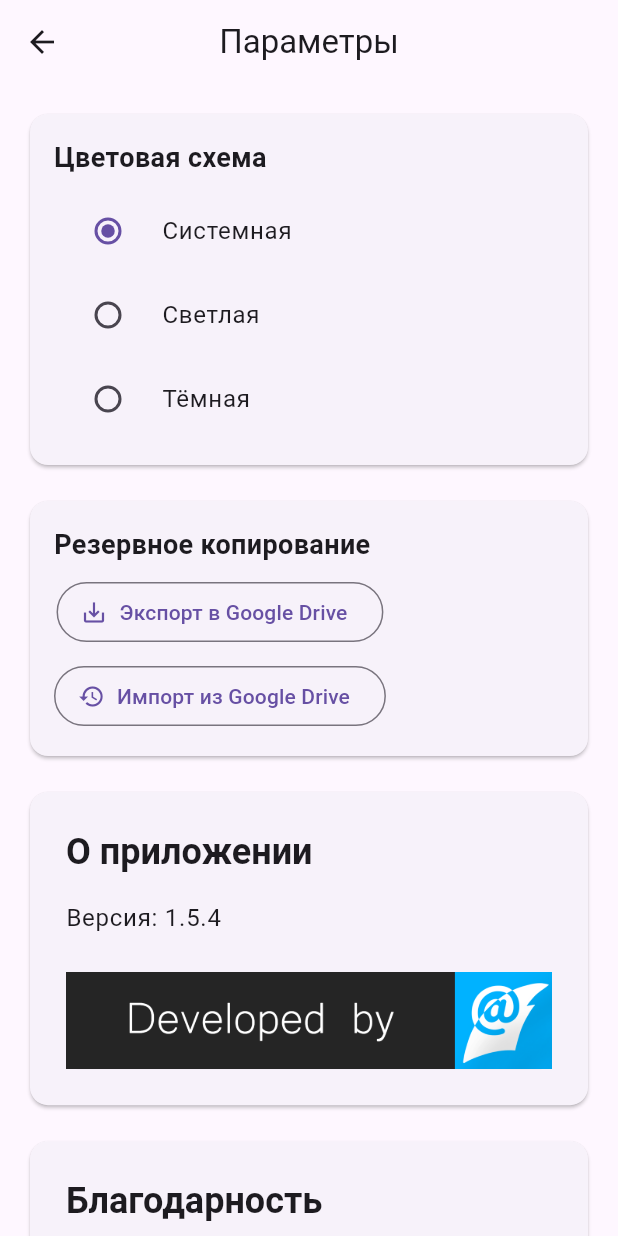
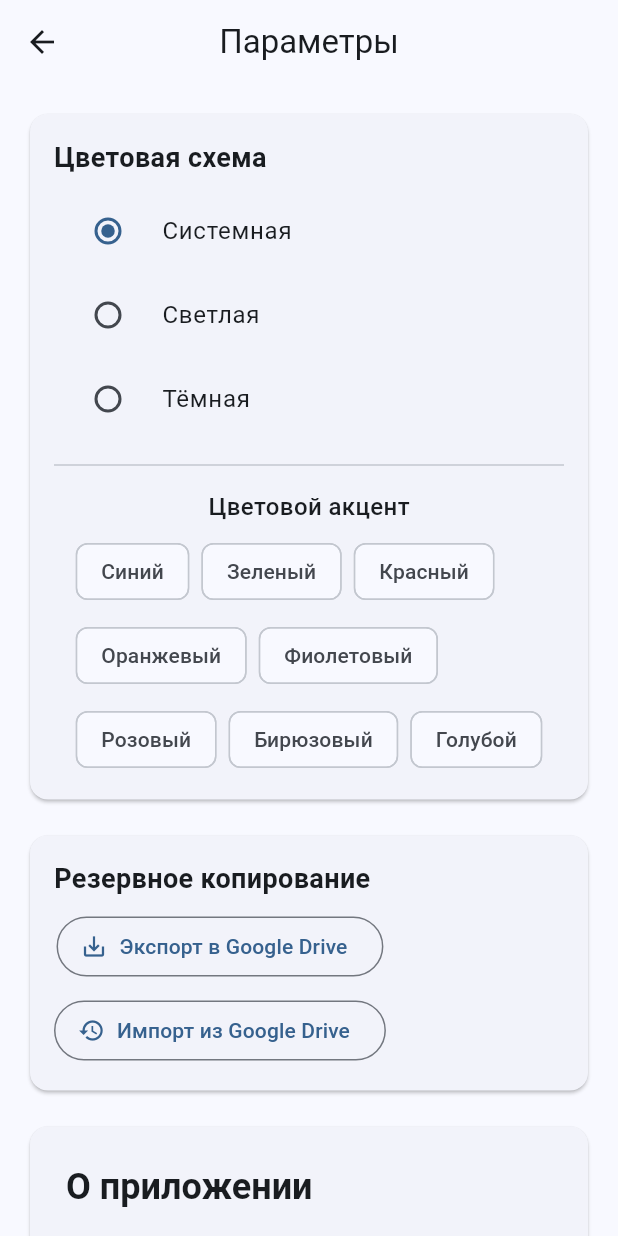
Before and after one commit to MaxGog/CharacterBook, a Flutter app: the screen it shows after launch, item 2 of the bottom bar chosen, after a tap on the "settings" icon, on a phone screen of 412 x 824 dp. Run offline on Flutter 3.47's test engine with Material 3 defaults, Android fonts, the phone set to English and light mode, and no system bars; our stand-ins replace flutter_bloc, google_sign_in, hive, hive_flutter, image_picker, open_filex and 4 more; missing offline and left inert: docx_template, extension_google_sign_in_as_googleapis_auth, googleapis, mobile_scanner, universal_html; accounts and stored records are empty.

Commit message:
Добавление цветового акцента
Эти изменения добавят:

1. Выбор цветового акцента через ChoiceChip
2. Сохранение выбранного цвета в SharedPreferences
3. Применение выбранного цвета к теме приложения
4. Поддержку нескольких предопределенных цветов

```diff
--- a/lib/main.dart
+++ b/lib/main.dart
@@ -33,7 +33,7 @@ void main() async {
     MultiProvider(
       providers: [
         ChangeNotifierProvider(
-          create: (_) => ThemeProvider(settingsBox),
+          create: (_) => ThemeProvider(),
         ),
         ChangeNotifierProvider(
           create: (_) => LocaleProvider(settingsBox),
@@ -87,16 +87,9 @@ class _MyAppState extends State<MyApp> with WidgetsBindingObserver {
       supportedLocales: S.delegate.supportedLocales,
       locale: localeProvider.locale ?? const Locale('ru'),
       title: 'CharacterBook',
-      theme: ThemeData(
-        useMaterial3: true,
-        primarySwatch: Colors.blue,
-        visualDensity: VisualDensity.adaptivePlatformDensity,
-      ),
-      darkTheme: ThemeData.dark().copyWith(
-        primaryColor: Colors.blue,
-        visualDensity: VisualDensity.adaptivePlatformDensity,
-      ),
-      themeMode: themeProvider.themeMode,
+      theme: context.watch<ThemeProvider>().lightTheme,
+      darkTheme: context.watch<ThemeProvider>().darkTheme,
+      themeMode: context.watch<ThemeProvider>().themeMode,
       home: const HomePage(),
     );
   }
--- a/lib/pages/settings_page.dart
+++ b/lib/pages/settings_page.dart
@@ -41,6 +41,18 @@ class SettingsPage extends StatelessWidget {
     PackageInfo.fromPlatform().then((PackageInfo packageInfo) {
       version = packageInfo.version;
     });
+
+    final Map<String, Color> accentColors = {
+      'Синий': Color(0xFF1E88E5),
+      'Зеленый': Color(0xFF43A047),
+      'Красный': Color(0xFFE53935),
+      'Оранжевый': Color(0xFFFB8C00),
+      'Фиолетовый': Color(0xFF8E24AA),
+      'Розовый': Color(0xFFD81B60),
+      'Бирюзовый': Color(0xFF00ACC1),
+      'Голубой': Color(0xFF039BE5),
+    };
+
 
     return Scaffold(
       appBar: AppBar(
@@ -99,6 +111,36 @@ class SettingsPage extends StatelessWidget {
                             themeProvider.setThemeMode(value);
                           }
                         },
+                      ),
+                      const SizedBox(height: 8),
+                      Divider(),
+                      const SizedBox(height: 8),
+                      Text(
+                        "Цветовой акцент",
+                        style: TextStyle(
+                          fontSize: 16,
+                          fontWeight: FontWeight.w500,
+                        ),
+                      ),
+                      const SizedBox(height: 8),
+                      Wrap(
+                        spacing: 8,
+                        runSpacing: 8,
+                        children: accentColors.entries.map((entry) {
+                          return ChoiceChip(
+                            label: Text(entry.key),
+                            selected: themeProvider.seedColor == entry.value,
+                            onSelected: (selected) {
+                              themeProvider.setSeedColor(entry.value);
+                            },
+                            selectedColor: entry.value,
+                            labelStyle: TextStyle(
+                              color: themeProvider.seedColor == entry.value
+                                  ? Colors.white
+                                  : null,
+                            ),
+                          );
+                        }).toList(),
                       ),
                     ],
                   ),
--- a/lib/providers/theme_provider.dart
+++ b/lib/providers/theme_provider.dart
@@ -1,25 +1,57 @@
 import 'package:flutter/material.dart';
 import 'package:hive/hive.dart';
+import 'package:shared_preferences/shared_preferences.dart';
 
 class ThemeProvider with ChangeNotifier {
-  ThemeMode _themeMode;
-  final Box _box;
-
-  ThemeProvider(this._box) : _themeMode = _readThemeMode(_box);
+  ThemeMode _themeMode = ThemeMode.system;
+  Color _seedColor = Colors.blue;
 
   ThemeMode get themeMode => _themeMode;
+  Color get seedColor => _seedColor;
 
-  static ThemeMode _readThemeMode(Box box) {
-    try {
-      return ThemeMode.values[box.get('themeMode', defaultValue: ThemeMode.system.index)];
-    } catch (e) {
-      return ThemeMode.system;
-    }
+  ThemeProvider() {
+    _loadPreferences();
   }
 
-  void setThemeMode(ThemeMode mode) {
-    _themeMode = mode;
-    _box.put('themeMode', mode.index);
+  Future<void> _loadPreferences() async {
+    final prefs = await SharedPreferences.getInstance();
+    final themeIndex = prefs.getInt('themeMode') ?? 0;
+    final colorValue = prefs.getInt('seedColor') ?? Colors.blue.value;
+
+    _themeMode = ThemeMode.values[themeIndex];
+    _seedColor = Color(colorValue);
     notifyListeners();
   }
+
+  void setThemeMode(ThemeMode mode) async {
+    _themeMode = mode;
+    notifyListeners();
+
+    final prefs = await SharedPreferences.getInstance();
+    await prefs.setInt('themeMode', mode.index);
+  }
+
+  void setSeedColor(Color color) async {
+    _seedColor = color;
+    notifyListeners();
+
+    final prefs = await SharedPreferences.getInstance();
+    await prefs.setInt('seedColor', color.value);
+  }
+
+  ThemeData get lightTheme => ThemeData(
+    colorScheme: ColorScheme.fromSeed(
+      seedColor: _seedColor,
+      brightness: Brightness.light,
+    ),
+    useMaterial3: true,
+  );
+
+  ThemeData get darkTheme => ThemeData(
+    colorScheme: ColorScheme.fromSeed(
+      seedColor: _seedColor,
+      brightness: Brightness.dark,
+    ),
+    useMaterial3: true,
+  );
 }
--- a/pubspec.yaml
+++ b/pubspec.yaml
@@ -31,6 +31,7 @@ dependencies:
   package_info_plus: ^8.3.0
   universal_html: ^2.2.1
   share_plus: ^7.0.1
+  shared_preferences: ^2.5.3
 
 dev_dependencies:
   flutter_test:
```
Also changed, not shown: pubspec.lock, 1 other file.
